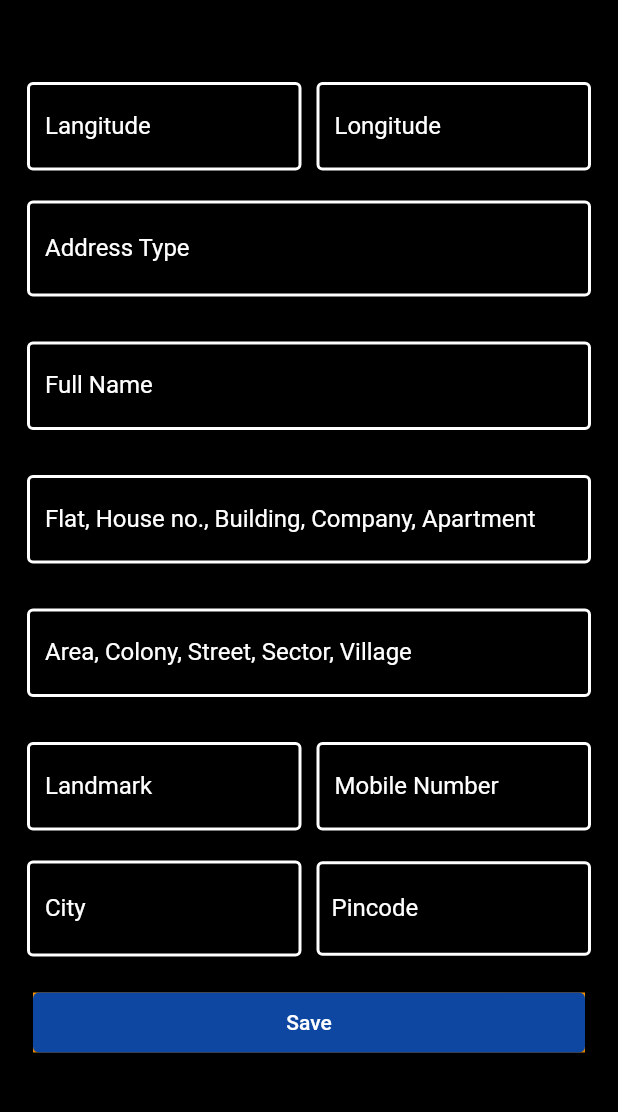
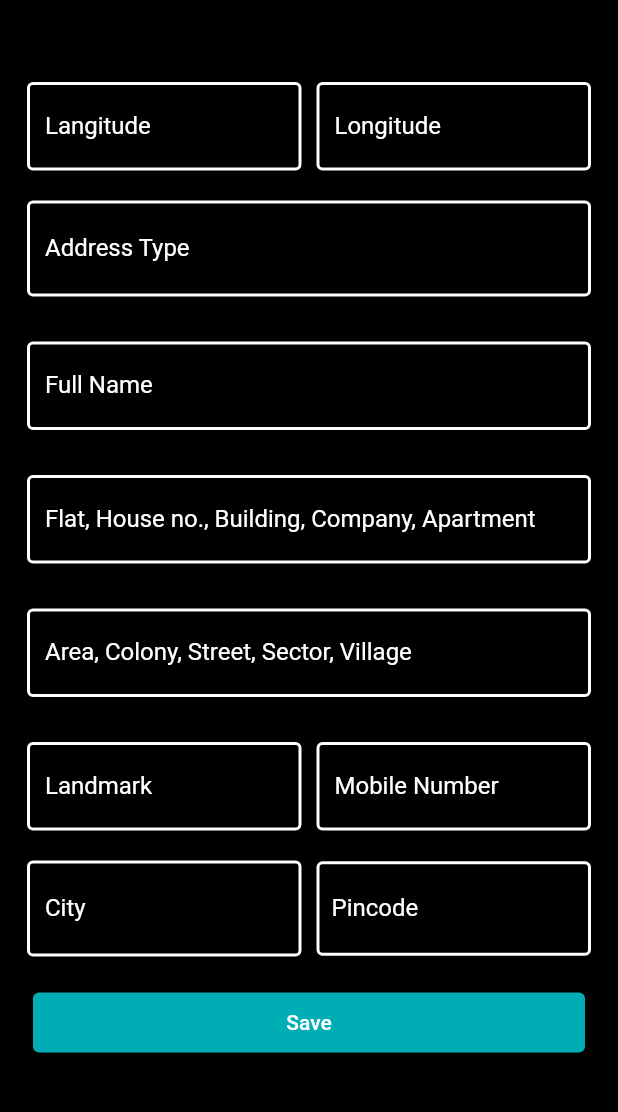
Before and after one commit to akashduggal567/store, a Flutter app: the EditAddressView screen opened directly with empty values, on a phone screen of 412 x 824 dp, the part 59-1171 px from its top. Run offline on Flutter 3.47's test engine with Material 2 defaults, Android fonts, the phone set to English and light mode, and no system bars; our stand-ins replace auto_route, badges, cached_network_image, carousel_pro, dio, firebase_auth and 13 more; missing offline and left inert: expandable_bottom_sheet, observable_ish, shape_of_view; accounts and stored records are empty.

Commit message:
changed ui color in address views

```diff
--- a/lib/ui/views/addresses/editAddress/editAddress_view.dart
+++ b/lib/ui/views/addresses/editAddress/editAddress_view.dart
@@ -314,7 +314,7 @@ class _EditAddressViewState extends State<EditAddressView> {
                                     decoration: InputDecoration(
                                       focusedBorder: OutlineInputBorder(
                                         borderSide: BorderSide(
-                                            color: Colors.orange,
+                                            color: Constants.tealColor,
                                             width: 2.0),
                                       ),
                                       enabledBorder: OutlineInputBorder(
@@ -338,7 +338,7 @@ class _EditAddressViewState extends State<EditAddressView> {
                                               value.trim();
                                         });
                                         FocusScope.of(context).requestFocus(
-                                            _productTitleFocusNode);
+                                            _mainAddressFocusNode);
                                       }
                                     },
                                     onChanged: (value) {
@@ -369,7 +369,7 @@ class _EditAddressViewState extends State<EditAddressView> {
                                     decoration: InputDecoration(
                                       focusedBorder: OutlineInputBorder(
                                         borderSide: BorderSide(
-                                            color: Colors.orange,
+                                            color: Constants.tealColor,
                                             width: 2.0),
                                       ),
                                       enabledBorder: OutlineInputBorder(
@@ -393,6 +393,8 @@ class _EditAddressViewState extends State<EditAddressView> {
                                           mainAddressController.text =
                                               value.trim();
                                         });
+                                        FocusScope.of(context).requestFocus(
+                                            _streetAddressFocusNode);
                                       }
                                     },
                                     onChanged: (value) {
@@ -423,7 +425,7 @@ class _EditAddressViewState extends State<EditAddressView> {
                                     decoration: InputDecoration(
                                       focusedBorder: OutlineInputBorder(
                                         borderSide: BorderSide(
-                                            color: Colors.orange,
+                                            color: Constants.tealColor,
                                             width: 2.0),
                                       ),
                                       enabledBorder: OutlineInputBorder(
@@ -447,6 +449,8 @@ class _EditAddressViewState extends State<EditAddressView> {
                                           streetAddressController.text =
                                               value.trim();
                                         });
+                                        FocusScope.of(context).requestFocus(
+                                            _mainAddressFocusNode);
                                       }
                                     },
                                     onChanged: (value) {
@@ -480,7 +484,7 @@ class _EditAddressViewState extends State<EditAddressView> {
                                           decoration: InputDecoration(
                                             focusedBorder: OutlineInputBorder(
                                               borderSide: BorderSide(
-                                                  color: Colors.orange,
+                                                  color: Constants.tealColor,
                                                   width: 2.0),
                                             ),
                                             enabledBorder: OutlineInputBorder(
@@ -503,6 +507,8 @@ class _EditAddressViewState extends State<EditAddressView> {
                                                 landmarkController.text =
                                                     value.trim();
                                               });
+                                              FocusScope.of(context).requestFocus(
+                                                  _mobileNumberFocusNode);
                                             }
                                           },
                                           onChanged: (value) {
@@ -539,7 +545,7 @@ class _EditAddressViewState extends State<EditAddressView> {
                                           decoration: InputDecoration(
                                             focusedBorder: OutlineInputBorder(
                                               borderSide: BorderSide(
-                                                  color: Colors.orange,
+                                                  color: Constants.tealColor,
                                                   width: 2.0),
                                             ),
                                             enabledBorder: OutlineInputBorder(
@@ -563,7 +569,7 @@ class _EditAddressViewState extends State<EditAddressView> {
                                                     value.trim();
                                               });
                                               FocusScope.of(context).requestFocus(
-                                                  _productTitleFocusNode);
+                                                  _pinCodeFocusNode);
                                             }
                                           },
                                           onChanged: (value) {
@@ -597,7 +603,7 @@ class _EditAddressViewState extends State<EditAddressView> {
                                           decoration: InputDecoration(
                                             focusedBorder: OutlineInputBorder(
                                               borderSide: BorderSide(
-                                                  color: Colors.orange,
+                                                  color: Constants.tealColor,
                                                   width: 2.0),
                                             ),
                                             enabledBorder: OutlineInputBorder(
@@ -674,7 +680,7 @@ class _EditAddressViewState extends State<EditAddressView> {
                                             contentPadding: new EdgeInsets.symmetric(vertical: 22.0, horizontal: 10.0),
                                             focusedBorder: OutlineInputBorder(
                                               borderSide: BorderSide(
-                                                  color: Colors.orange,
+                                                  color: Constants.tealColor,
                                                   width: 2.0),
                                             ),
                                             enabledBorder: OutlineInputBorder(
@@ -697,8 +703,6 @@ class _EditAddressViewState extends State<EditAddressView> {
                                                 pinCodeController.text =
                                                     value.trim();
                                               });
-                                              FocusScope.of(context).requestFocus(
-                                                  _productTitleFocusNode);
                                             }
                                           },
                                           onChanged: (value) {
@@ -713,11 +717,11 @@ class _EditAddressViewState extends State<EditAddressView> {
                               Padding(
                                 padding: const EdgeInsets.all(4.0),
                                 child: Container(
-                                  color: Colors.orange,
+
                                   height: 40,
                                   width: 40,
                                   child: RaisedButton(
-                                    color: Colors.blue[900],
+                                    color: Constants.tealColor,
                                     shape: RoundedRectangleBorder(
                                       borderRadius:
                                       BorderRadius.circular(4.0),
--- a/lib/ui/views/map/map_view.dart
+++ b/lib/ui/views/map/map_view.dart
@@ -99,7 +99,7 @@ class _MapViewState extends State<MapView> {
                     markers: Set.of(_allMarkers),
                     compassEnabled: false,
                     myLocationEnabled: true,
-                    myLocationButtonEnabled: true,
+                    myLocationButtonEnabled: false,
                     circles: _circles,
                     initialCameraPosition: CameraPosition(
                       target: LatLng(30.8950813, 75.9081479),
```
Also changed, not shown: lib/ui/views/addresses/addAddress/addAddress_view.dart (+17 -12 lines), lib/ui/views/addresses/addresses_view.dart (+6 -16 lines).
